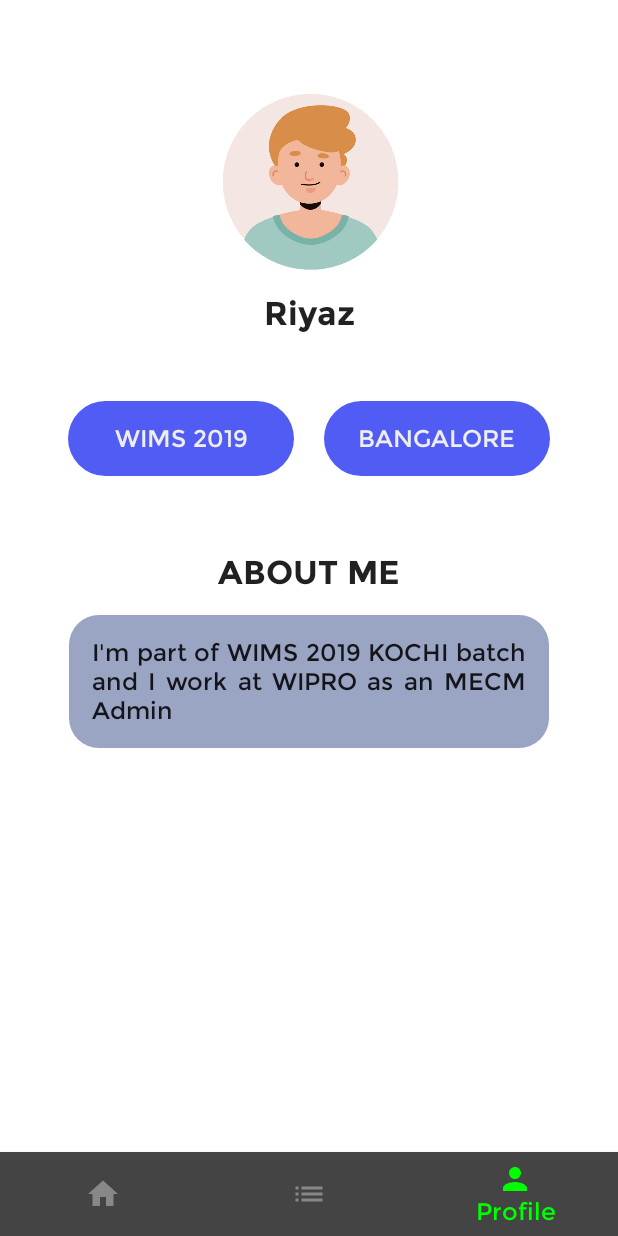
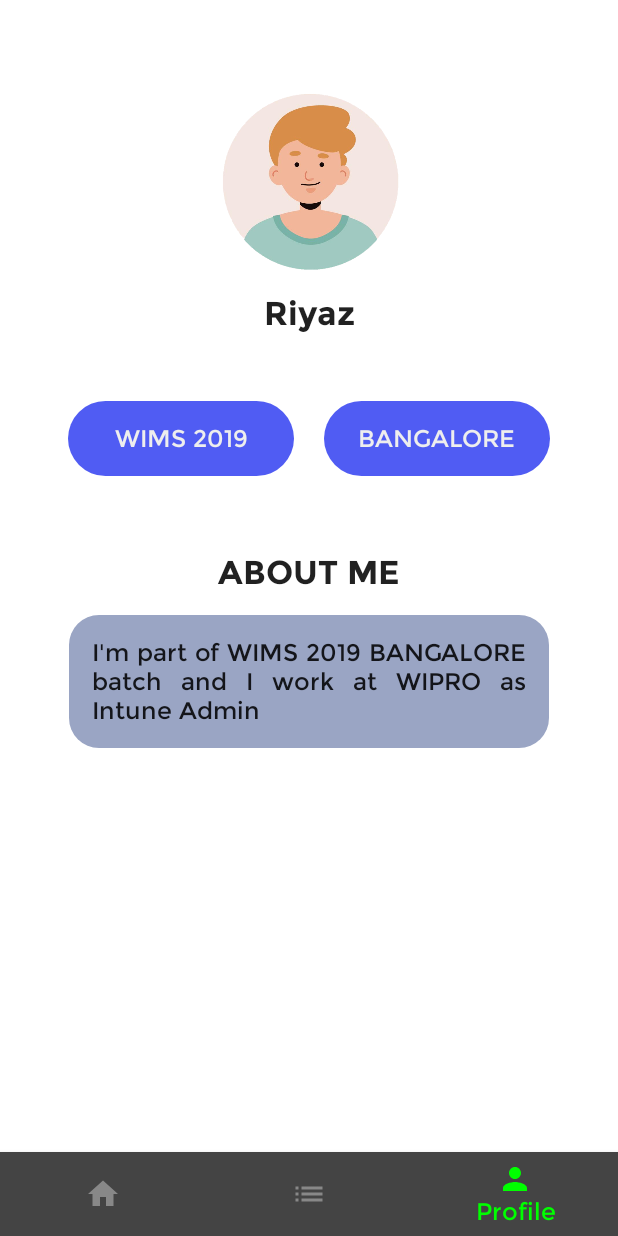
Before and after one commit to sivadotc/Riyaz-Lab-Assignment, an Android app built with Jetpack Compose: the ProfileScreen screen opened through its navigation route, on a phone screen of 412 x 824 dp. Run offline under Robolectric (Android 15) with nearby library versions, the light colour scheme and no system bars.

Commit message:
lab 4 final last commit

```diff
--- a/app/src/main/java/com/example/riyazlabassignment/HomeCompactScreen.kt
+++ b/app/src/main/java/com/example/riyazlabassignment/HomeCompactScreen.kt
@@ -27,7 +27,7 @@ import com.example.riyazlabassignment.ui.theme.Typography
 fun HomeCompactScreen(){
     Column {
         GreetingSection(name = "Riyaz")
-        ChipSection(chips = listOf("Riyaz","2019WA86947","Lab 3","SDPD","CSIWZ424"))
+        ChipSection(chips = listOf("Riyaz","2019WA86947","Lab 4","SDPD","CSIWZ424"))
         ObjectiveSection()
         CurrentLabSection()
     }
@@ -126,7 +126,7 @@ fun ObjectiveSection() {
                 .fillMaxWidth()
         ) {
             Text(
-                text = "Lab 3 Objective",
+                text = "Lab 4 Objective",
                 style = Typography.h1
             )
             Spacer(modifier = Modifier.height(10.dp))
--- a/app/src/main/java/com/example/riyazlabassignment/HomeMediumScreen.kt
+++ b/app/src/main/java/com/example/riyazlabassignment/HomeMediumScreen.kt
@@ -25,7 +25,7 @@ fun HomeMediumScreen() {
             .weight(0.75f)
             .fillMaxSize(), verticalArrangement = Arrangement.SpaceEvenly) {
             GreetingSection(name = "Riyaz")
-            ChipSectionMedium(chips = listOf("Riyaz","2019WA86947","Lab 3","SDPD","CSIWZ424"))
+            ChipSectionMedium(chips = listOf("Riyaz","2019WA86947","Lab 4","SDPD","CSIWZ424"))
 
         }
         Column(modifier = Modifier
--- a/app/src/main/res/values/strings.xml
+++ b/app/src/main/res/values/strings.xml
@@ -2,5 +2,5 @@
     <string name="app_name">Riyaz Lab Assignment</string>
     <string name="lab4_objective">Demonstrate the many classes Android provides for creating
 user interfaces.</string>
-    <string name="about_me">I\'m part of WIMS 2019 KOCHI batch and I work at WIPRO as an MECM Admin</string>
+    <string name="about_me">I\'m part of WIMS 2019 BANGALORE batch and I work at WIPRO as Intune Admin</string>
 </resources>
```
